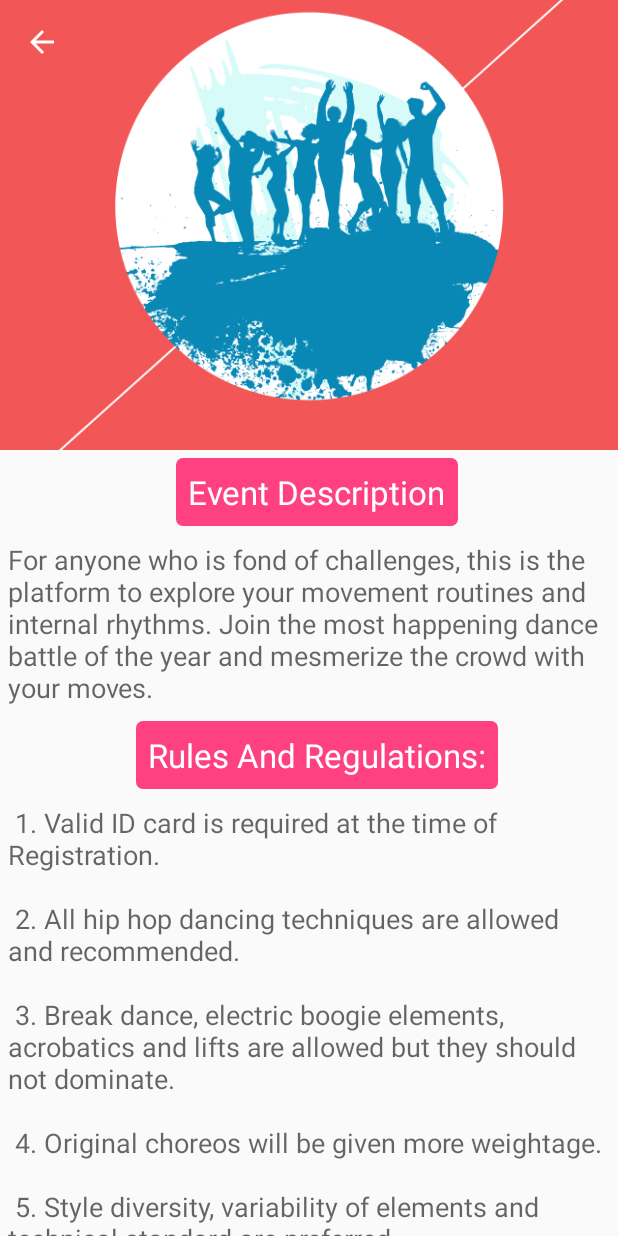
After one commit to MohitKhaitan/KIIT_FEST, an Android app: the BeatsIsleToGlory screen opened directly, with no data from a screen before it, on a phone screen of 412 x 824 dp. The commit adds this screen. Run offline under Robolectric (Android 15) with nearby library versions, the phone set to English and light mode, and no system bars.

Commit message:
Initial Commit

```diff
--- a/app/src/main/AndroidManifest.xml
+++ b/app/src/main/AndroidManifest.xml
@@ -44,6 +44,10 @@
             android:parentActivityName=".SubEventBeatsListActivity"
             android:theme="@style/AppTheme.NoActionBar"
             android:label=""/>
+        <activity android:name=".BeatsIsleToGlory"
+            android:parentActivityName=".SubEventBeatsListActivity"
+            android:theme="@style/AppTheme.NoActionBar"
+            android:label=""/>
 
         <!-- BEATS SUB EVENT ACTIVITY END-->
 
--- /dev/null
+++ b/app/src/main/java/com/appodroid/mohitkhaitan/kiitfest/BeatsIsleToGlory.java
@@ -0,0 +1,30 @@
+package com.appodroid.mohitkhaitan.kiitfest;
+
+import android.os.Bundle;
+import android.support.v7.app.AppCompatActivity;
+import android.support.v7.widget.Toolbar;
+import android.widget.ImageView;
+
+import com.bumptech.glide.Glide;
+
+/**
+ * Created by MOHIT KHAITAN on 22-01-2016.
+ */
+public class BeatsIsleToGlory extends AppCompatActivity {
+
+    ImageView imgView;
+    Toolbar toolbar;
+
+    @Override
+    public void onCreate(Bundle savedInstanceState){
+        super.onCreate(savedInstanceState);
+        setContentView(R.layout.beats_isle_to_glory_);
+
+        toolbar = (Toolbar)findViewById(R.id.toolbar);
+        setSupportActionBar(toolbar);
+        getSupportActionBar().setDisplayHomeAsUpEnabled(true);
+
+        imgView = (ImageView)findViewById(R.id.backdrop);
+        Glide.with(getApplicationContext()).load(R.drawable.isle_to_glory).into(imgView);
+    }
+}
--- a/app/src/main/java/com/appodroid/mohitkhaitan/kiitfest/SubEventBeatsListActivity.java
+++ b/app/src/main/java/com/appodroid/mohitkhaitan/kiitfest/SubEventBeatsListActivity.java
@@ -64,7 +64,9 @@ public class SubEventBeatsListActivity extends AppCompatActivity {
 //                        Toast.makeText(getApplicationContext(),"Card 1",Toast.LENGTH_SHORT).show();
                         break;
                     case 1:
-                        Toast.makeText(getApplicationContext(),"Card 2",Toast.LENGTH_SHORT).show();
+                        intentBeats = new Intent(getApplicationContext(),BeatsIsleToGlory.class);
+                        startActivity(intentBeats);
+//                        Toast.makeText(getApplicationContext(),"Card 2",Toast.LENGTH_SHORT).show();
                         break;
                     case 2:
                         Toast.makeText(getApplicationContext(),"Card 3",Toast.LENGTH_SHORT).show();
--- /dev/null
+++ b/app/src/main/res/layout/beats_isle_to_glory_.xml
@@ -0,0 +1,200 @@
+<?xml version="1.0" encoding="utf-8"?>
+<RelativeLayout xmlns:android="http://schemas.android.com/apk/res/android"
+    xmlns:app="http://schemas.android.com/apk/res-auto"
+    android:layout_width="match_parent"
+    android:layout_height="match_parent">
+
+    <android.support.design.widget.CoordinatorLayout
+        android:id="@+id/coordinator_layout"
+        android:layout_width="match_parent"
+        android:layout_height="match_parent"
+        android:fitsSystemWindows="true">
+
+        <android.support.design.widget.AppBarLayout
+            android:id="@+id/appbarlayout"
+            android:layout_width="match_parent"
+            android:layout_height="300dp"
+            android:fitsSystemWindows="true"
+            android:theme="@style/ThemeOverlay.AppCompat.Dark.ActionBar">
+
+            <android.support.design.widget.CollapsingToolbarLayout
+                android:id="@+id/collapsing_toolbar"
+                android:layout_width="match_parent"
+                android:layout_height="match_parent"
+                android:fitsSystemWindows="true"
+                app:contentScrim="?attr/colorPrimary"
+                app:expandedTitleMarginEnd="64dp"
+                app:expandedTitleMarginStart="48dp"
+                app:layout_scrollFlags="scroll|exitUntilCollapsed">
+
+                <ImageView
+                    android:id="@+id/backdrop"
+                    android:layout_width="match_parent"
+                    android:layout_height="match_parent"
+                    android:fitsSystemWindows="true"
+                    android:scaleType="centerCrop"
+                    app:layout_collapseMode="parallax" />
+
+
+                <android.support.v7.widget.Toolbar
+                    android:id="@+id/toolbar"
+                    android:layout_width="match_parent"
+                    android:layout_height="?attr/actionBarSize"
+                    android:theme="@style/ThemeOverlay.AppCompat.Dark.ActionBar"
+                    app:layout_collapseMode="pin"
+                    app:popupTheme="@style/ThemeOverlay.AppCompat.Light" />
+
+            </android.support.design.widget.CollapsingToolbarLayout>
+
+        </android.support.design.widget.AppBarLayout>
+
+        <!-- Content to be  added here-->
+        <android.support.v4.widget.NestedScrollView xmlns:android="http://schemas.android.com/apk/res/android"
+            xmlns:app="http://schemas.android.com/apk/res-auto"
+            android:layout_width="match_parent"
+            android:layout_height="match_parent"
+            app:layout_behavior="@string/appbar_scrolling_view_behavior">
+
+            <LinearLayout
+                android:layout_width="match_parent"
+                android:layout_height="match_parent"
+                android:orientation="vertical">
+
+                <TextView
+                    android:id="@+id/event_description_heading"
+                    android:layout_width="wrap_content"
+                    android:layout_height="wrap_content"
+                    android:layout_alignParentBottom="true"
+                    android:layout_alignParentStart="true"
+                    android:layout_gravity="center"
+                    android:layout_marginLeft="5dp"
+                    android:layout_marginTop="5dp"
+                    android:background="@drawable/custom_button_design"
+                    android:padding="8dp"
+                    android:text="Event Description"
+                    android:textAppearance="?android:attr/textAppearanceLarge"
+                    android:textColor="#FFFFFF" />
+
+                <TextView
+                    android:id="@+id/event_description_details"
+                    android:layout_width="wrap_content"
+                    android:layout_height="wrap_content"
+                    android:layout_alignParentBottom="true"
+                    android:layout_alignParentStart="true"
+                    android:layout_marginBottom="10dp"
+                    android:layout_marginLeft="5dp"
+                    android:layout_marginRight="5dp"
+                    android:layout_marginTop="10dp"
+                    android:text="For anyone who is fond of challenges, this is the platform to explore your movement routines and internal rhythms. Join the most happening dance battle of the year and mesmerize the crowd with your moves."
+                    android:textAppearance="?android:attr/textAppearanceMedium" />
+
+                <TextView
+                    android:id="@+id/rules_heading"
+                    android:layout_width="wrap_content"
+                    android:layout_height="wrap_content"
+                    android:layout_alignParentBottom="true"
+                    android:layout_alignParentStart="true"
+                    android:layout_gravity="center"
+                    android:layout_marginLeft="5dp"
+                    android:background="@drawable/custom_button_design"
+                    android:padding="8dp"
+                    android:text="Rules And Regulations:"
+                    android:textAppearance="?android:attr/textAppearanceLarge"
+                    android:textColor="#FFFFFF" />
+
+                <TextView
+                    android:id="@+id/rules_details"
+                    android:layout_width="wrap_content"
+                    android:layout_height="wrap_content"
+                    android:layout_alignParentBottom="true"
+                    android:layout_alignParentStart="true"
+                    android:layout_marginBottom="10dp"
+                    android:layout_marginLeft="5dp"
+                    android:layout_marginRight="5dp"
+                    android:layout_marginTop="10dp"
+                    android:text="
+1.	Valid ID card is required at the time of Registration.\n\n
+2.	All hip hop dancing techniques are allowed and recommended.\n\n
+3.	Break dance, electric boogie elements, acrobatics and lifts are allowed but they should not dominate.\n\n
+4.	Original choreos will be given more weightage.\n\n
+5.	Style diversity, variability of elements and technical standard are preferred.\n\n
+6.	Improvisations, harmony with music and original tricks are highly prized.\n\n
+7.	Collective, group or formation dancing should not dominate.\n\n
+8.	Dancers in battle part must respect the other dancer. (Mocking, touching and use of Abusive languages are not allowed).\n\n
+9.	One representative of your group/individual will be responsible for running the music during the competition. This person must remain at the sound area throughout the entire performance.\n\n
+10.	In the event a routine is interrupted because of failure of equipment, facilities, etc., then the participant(s) affected will be permitted to restart the routine from the beginning.\n\n
+"
+                    android:textAppearance="?android:attr/textAppearanceMedium" />
+
+                <TextView
+                    android:id="@+id/rules_heading_technical"
+                    android:layout_width="wrap_content"
+                    android:layout_height="wrap_content"
+                    android:layout_alignParentBottom="true"
+                    android:layout_alignParentStart="true"
+                    android:layout_gravity="center"
+                    android:layout_marginLeft="5dp"
+                    android:background="@drawable/custom_button_design"
+                    android:padding="8dp"
+                    android:text="Technical Rules:"
+                    android:textAppearance="?android:attr/textAppearanceLarge"
+                    android:textColor="#FFFFFF" />
+
+                <TextView
+                    android:id="@+id/tech_details"
+                    android:layout_width="wrap_content"
+                    android:layout_height="wrap_content"
+                    android:layout_alignParentBottom="true"
+                    android:layout_alignParentStart="true"
+                    android:layout_marginBottom="10dp"
+                    android:layout_marginLeft="5dp"
+                    android:layout_marginRight="5dp"
+                    android:layout_marginTop="10dp"
+                    android:text="Number of dancers in a team will be 15(max).\n
+Please bring TWO HIGH-QUALITY copies of your music to the competition.
+"
+                    android:textAppearance="?android:attr/textAppearanceMedium" />
+
+                <TextView
+                    android:id="@+id/round_heading"
+                    android:layout_width="wrap_content"
+                    android:layout_height="wrap_content"
+                    android:layout_alignParentBottom="true"
+                    android:layout_alignParentStart="true"
+                    android:layout_gravity="center"
+                    android:layout_marginLeft="5dp"
+                    android:background="@drawable/custom_button_design"
+                    android:padding="8dp"
+                    android:text="Rounds:"
+                    android:textAppearance="?android:attr/textAppearanceLarge"
+                    android:textColor="#FFFFFF" />
+
+                <TextView
+                    android:id="@+id/round_details"
+                    android:layout_width="wrap_content"
+                    android:layout_height="wrap_content"
+                    android:layout_alignParentBottom="true"
+                    android:layout_alignParentStart="true"
+                    android:layout_marginBottom="10dp"
+                    android:layout_marginLeft="5dp"
+                    android:layout_marginRight="5dp"
+                    android:layout_marginTop="10dp"
+                    android:textAppearance="?android:attr/textAppearanceMedium"
+                    android:text="1.    1st Round- Showcase their performance (Team size:5-10, Duration:5mins max).\n\n
+2.  2nd Round- Challenge Round (On any of the given tracks 1 day before the round).\n\n
+3.	3rd Round- Final Round (Battle).\n\n
+4.	Usage of props is not allowed. However, dancing/playing with cap or clothes is allowed.\n\n
+5.	Substitutions may be made in the event of an injury or other serious circumstance. However, all substitutions must be pre-approved by organizers.\n\n
+6.	Performance Area Dimension: 30 feet x 30 feet.\n\n
+"/>
+
+
+            </LinearLayout>
+
+        </android.support.v4.widget.NestedScrollView>
+
+
+    </android.support.design.widget.CoordinatorLayout>
+
+
+</RelativeLayout>
```
